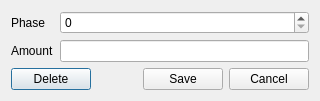
Above: itemphaseview.ui from xlongfeng/agreement before the change. Below: the same form after it.
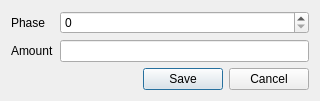
That is the form after the change.

```diff
--- a/itemphaseview.ui
+++ b/itemphaseview.ui
@@ -40,13 +40,6 @@
    </item>
    <item>
     <layout class="QHBoxLayout" name="horizontalLayout_3">
-     <item>
-      <widget class="QPushButton" name="deletePushButton">
-       <property name="text">
-        <string>Delete</string>
-       </property>
-      </widget>
-     </item>
      <item>
       <spacer name="horizontalSpacer_2">
        <property name="orientation">
```
